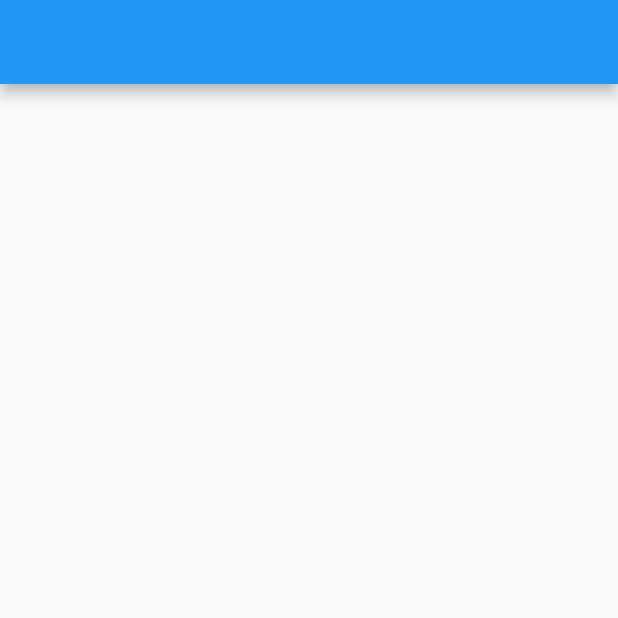
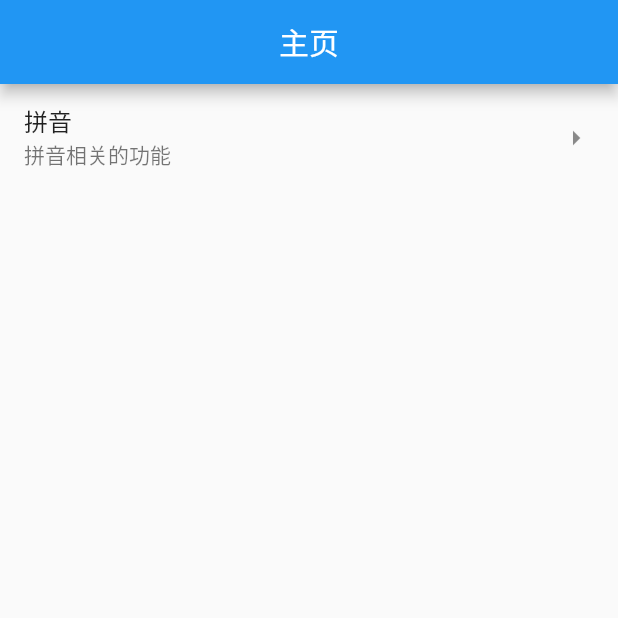
Before and after one commit to srefp/efficient_sdk, a Flutter app: the screen it shows after launch, on a phone screen of 412 x 824 dp, the top half of it. Run offline on Flutter 3.47's test engine with Material 2 defaults, Android fonts, the phone set to English and light mode, and no system bars; our stand-ins replace convert, date_format, get, qr_flutter; missing offline and left inert: dart_des, lpinyin.

Commit message:
fix: 完成获取拼音更加健壮 feat: 在example中写样例测试

```diff
--- /dev/null
+++ b/example/lib/app/modules/home/views/home_view.dart
@@ -0,0 +1,30 @@
+import 'package:efficient_sdk_example/app/routes/app_pages.dart';
+import 'package:flutter/material.dart';
+
+import 'package:get/get.dart';
+
+import '../controllers/home_controller.dart';
+
+class HomeView extends GetView<HomeController> {
+  @override
+  Widget build(BuildContext context) {
+    return Scaffold(
+      appBar: AppBar(
+        title: Text('主页'),
+        centerTitle: true,
+      ),
+      body: ListView(
+        children: [
+          ListTile(
+            title: Text('拼音'),
+            subtitle: Text('拼音相关的功能'),
+            trailing: Icon(Icons.arrow_right),
+            onTap: () {
+              Get.toNamed(Routes.PINYIN);
+            },
+          )
+        ],
+      ),
+    );
+  }
+}
--- /dev/null
+++ b/example/lib/app/routes/app_routes.dart
@@ -0,0 +1,14 @@
+part of 'app_pages.dart';
+// DO NOT EDIT. This is code generated via package:get_cli/get_cli.dart
+
+abstract class Routes {
+  Routes._();
+  static const HOME = _Paths.HOME;
+  static const PINYIN = _Paths.PINYIN;
+}
+
+abstract class _Paths {
+  _Paths._();
+  static const HOME = '/home';
+  static const PINYIN = '/pinyin';
+}
--- a/example/lib/main.dart
+++ b/example/lib/main.dart
@@ -1,28 +1,15 @@
-// ignore_for_file: prefer_const_constructors, prefer_const_literals_to_create_immutables
 import 'package:flutter/material.dart';
 
+import 'package:get/get.dart';
+
+import 'app/routes/app_pages.dart';
+
 void main() {
-  runApp(const MyApp());
+  runApp(
+    GetMaterialApp(
+      title: "Application",
+      initialRoute: AppPages.INITIAL,
+      getPages: AppPages.routes,
+    ),
+  );
 }
-
-class MyApp extends StatelessWidget {
-  const MyApp({Key? key}) : super(key: key);
-
-  @override
-  Widget build(BuildContext context) {
-    return MaterialApp(
-      debugShowCheckedModeBanner: false,
-      title: 'Flutter Demo',
-      theme: ThemeData(
-        primarySwatch: Colors.blue,
-      ),
-      home: Scaffold(
-        appBar: AppBar(
-          title: const Text(""),
-          centerTitle: true,
-        ),
-        body: Container(),
-      ),
-    );
-  }
-}
--- a/lib/src/extension/string_extension.dart
+++ b/lib/src/extension/string_extension.dart
@@ -4,8 +4,9 @@ import 'package:lpinyin/lpinyin.dart';
 /// String扩展类
 extension StringExtension on String {
   /// 获取拼音
-  String get pinyinFirstLetter =>
-      PinyinHelper.getFirstWordPinyin(this)[0].toUpperCase();
+  String get pinyinFirstLetter => this.isEmpty
+      ? ''
+      : PinyinHelper.getFirstWordPinyin(this)[0].toUpperCase();
 
   /// 判断为空或者为空字符串
   bool get isBlank {
```
Also changed, not shown: example/analysis_options.yaml (deleted, +0 -29 lines), example/lib/app/modules/home/bindings/home_binding.dart (added, +12 -0 lines), example/lib/app/modules/home/controllers/home_controller.dart (added, +20 -0 lines), example/lib/app/modules/pinyin/bindings/pinyin_binding.dart (added, +12 -0 lines), example/lib/app/modules/pinyin/controllers/pinyin_controller.dart (added, +31 -0 lines), example/lib/app/modules/pinyin/views/pinyin_view.dart (added, +30 -0 lines), example/lib/app/routes/app_pages.dart (added, +27 -0 lines), example/lib/app/widgets/display_card.dart (added, +49 -0 lines), example/pubspec.yaml (+6 -64 lines), example/pubspec.lock, 1 other file.
